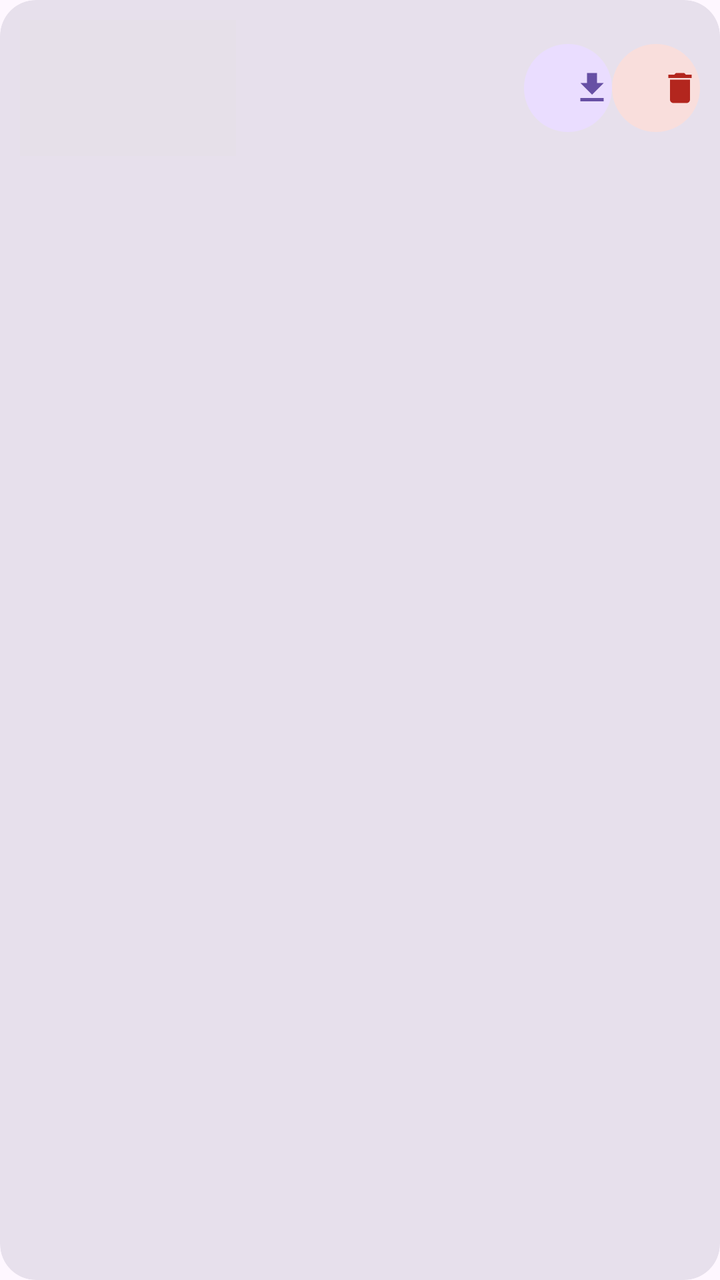
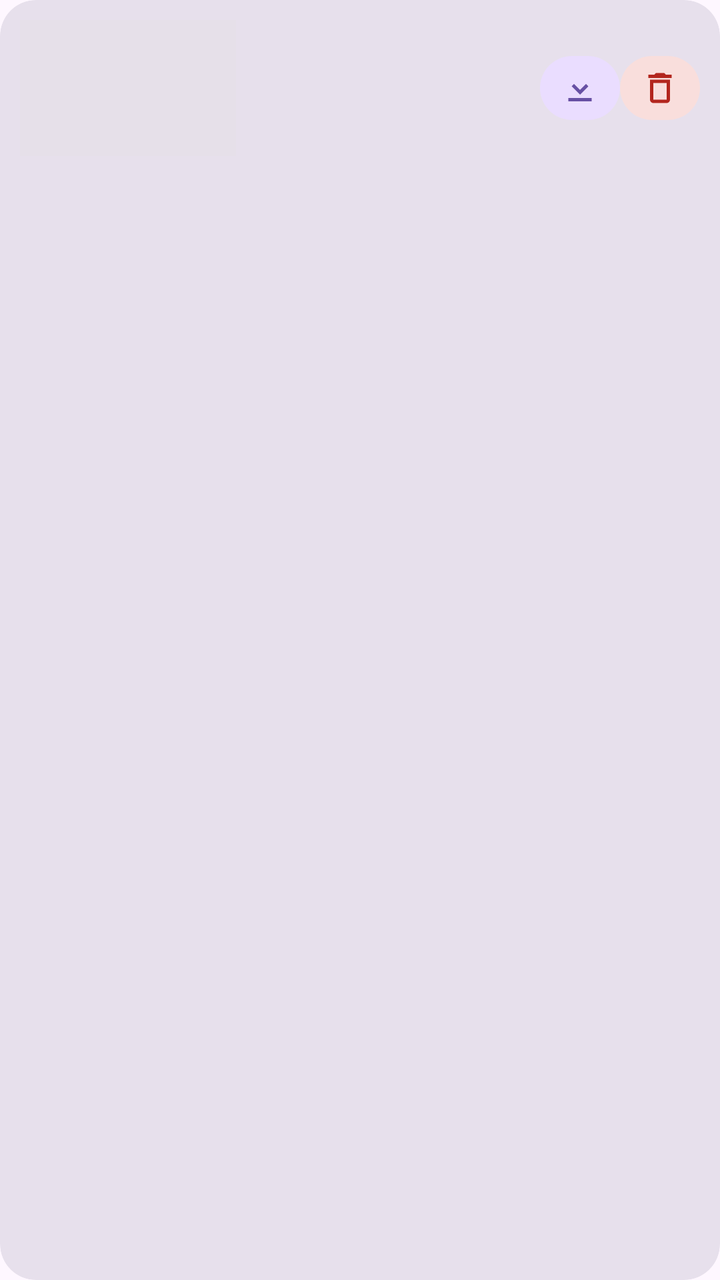

The first picture is an Android layout as it rendered before a commit; the second is the same layout after the commit. The layout source and the unified diff follow.
<!-- AndroidManifest.xml: application theme Theme.ScreenRecord -->
<!-- res/layout/item_video.xml -->
<?xml version="1.0" encoding="utf-8"?>
<com.google.android.material.card.MaterialCardView
    xmlns:android="http://schemas.android.com/apk/res/android"
    xmlns:app="http://schemas.android.com/apk/res-auto"
    android:layout_width="match_parent"
    android:layout_height="wrap_content"
    android:layout_marginHorizontal="6dp"
    android:layout_marginVertical="6dp"
    android:clickable="true"
    android:focusable="true"
    app:cardCornerRadius="18dp"
    app:cardElevation="0dp"
    app:cardBackgroundColor="?attr/colorSurfaceVariant"
    app:strokeWidth="0dp"
    app:rippleColor="?attr/colorPrimary">

    <androidx.constraintlayout.widget.ConstraintLayout
        android:layout_width="match_parent"
        android:layout_height="wrap_content"
        android:padding="10dp">

        <ImageView
            android:id="@+id/iv_thumb"
            android:layout_width="108dp"
            android:layout_height="68dp"
            android:scaleType="centerCrop"
            android:contentDescription="@string/app_name"
            android:background="?attr/colorSurfaceContainerHighest"
            app:layout_constraintStart_toStartOf="parent"
            app:layout_constraintTop_toTopOf="parent"
            app:layout_constraintBottom_toBottomOf="parent" />

        <TextView
            android:id="@+id/tv_name"
            android:layout_width="0dp"
            android:layout_height="wrap_content"
            android:layout_marginStart="14dp"
            android:layout_marginEnd="12dp"
            android:singleLine="true"
            android:ellipsize="middle"
            android:textSize="14sp"
            android:textStyle="bold"
            android:textColor="?attr/colorOnSurface"
            app:layout_constraintStart_toEndOf="@id/iv_thumb"
            app:layout_constraintEnd_toStartOf="@id/btn_export"
            app:layout_constraintTop_toTopOf="@id/iv_thumb"
            app:layout_constraintBottom_toTopOf="@id/tv_info" />

        <TextView
            android:id="@+id/tv_info"
            android:layout_width="0dp"
            android:layout_height="wrap_content"
            android:layout_marginStart="14dp"
            android:layout_marginEnd="12dp"
            android:layout_marginTop="2dp"
            android:singleLine="true"
            android:textSize="12sp"
            android:textColor="?attr/colorOnSurfaceVariant"
            app:layout_constraintStart_toEndOf="@id/iv_thumb"
            app:layout_constraintEnd_toStartOf="@id/btn_export"
            app:layout_constraintBottom_toBottomOf="@id/iv_thumb" />

        
        <com.google.android.material.button.MaterialButton
            android:id="@+id/btn_export"
            android:layout_width="44dp"
            android:layout_height="44dp"
            app:icon="@drawable/ic_export"
            app:iconSize="20dp"
            app:iconPadding="0dp"
            app:iconTint="?attr/colorPrimary"
            app:cornerRadius="22dp"
            app:backgroundTint="?attr/colorPrimaryContainer"
            app:strokeWidth="0dp"
            android:insetTop="0dp"
            android:insetBottom="0dp"
            android:insetLeft="0dp"
            android:insetRight="0dp"
            app:layout_constraintEnd_toStartOf="@id/btn_delete"
            app:layout_constraintTop_toTopOf="parent"
            app:layout_constraintBottom_toBottomOf="parent" />

        
        <com.google.android.material.button.MaterialButton
            android:id="@+id/btn_delete"
            android:layout_width="44dp"
            android:layout_height="44dp"
            app:icon="@drawable/ic_delete"
            app:iconSize="20dp"
            app:iconPadding="0dp"
            app:iconTint="?attr/colorError"
            app:cornerRadius="22dp"
            app:backgroundTint="?attr/colorErrorContainer"
            app:strokeWidth="0dp"
            android:insetTop="0dp"
            android:insetBottom="0dp"
            android:insetLeft="0dp"
            android:insetRight="0dp"
            app:layout_constraintEnd_toEndOf="parent"
            app:layout_constraintTop_toTopOf="parent"
            app:layout_constraintBottom_toBottomOf="parent" />

    </androidx.constraintlayout.widget.ConstraintLayout>
</com.google.android.material.card.MaterialCardView>
<!-- resources referenced by this layout -->
<resources>
  <!-- drawable ic_delete (drawable) -->
  <?xml version="1.0" encoding="utf-8"?>
  <vector xmlns:android="http://schemas.android.com/apk/res/android"
      android:width="24dp"
      android:height="24dp"
      android:viewportWidth="24"
      android:viewportHeight="24">
      <path
          android:fillColor="#FFFFFF"
          android:pathData="M6,19c0,1.1 0.9,2 2,2h8c1.1,0 2,-0.9 2,-2V7H6v12zM19,4h-3.5l-1,-1h-5l-1,1H5v2h14V4z" />
  </vector>
  <!-- drawable ic_export (drawable) -->
  <?xml version="1.0" encoding="utf-8"?>
  <vector xmlns:android="http://schemas.android.com/apk/res/android"
      android:width="24dp"
      android:height="24dp"
      android:viewportWidth="24"
      android:viewportHeight="24">
      <path
          android:fillColor="#FFFFFF"
          android:pathData="M19,9h-4V3H9v6H5l7,7 7,-7zM5,18v2h14v-2H5z" />
  </vector>
  <string name="app_name">Root记录</string>
  <style name="Theme.ScreenRecord" parent="Theme.Material3.DayNight.NoActionBar">
          <item name="android:statusBarColor">@android:color/transparent</item>
          <item name="android:windowLightStatusBar">true</item>
          
          <item name="shapeAppearanceSmallComponent">@style/ShapeAppearance.App.SmallComponent</item>
          <item name="shapeAppearanceMediumComponent">@style/ShapeAppearance.App.MediumComponent</item>
          <item name="shapeAppearanceLargeComponent">@style/ShapeAppearance.App.LargeComponent</item>
      </style>
  <style name="ShapeAppearance.App.SmallComponent" parent="ShapeAppearance.Material3.Corner.Small">
          <item name="cornerFamily">rounded</item>
          <item name="cornerSize">12dp</item>
      </style>
  <style name="ShapeAppearance.App.MediumComponent" parent="ShapeAppearance.Material3.Corner.Medium">
          <item name="cornerFamily">rounded</item>
          <item name="cornerSize">18dp</item>
      </style>
  <style name="ShapeAppearance.App.LargeComponent" parent="ShapeAppearance.Material3.Corner.Large">
          <item name="cornerFamily">rounded</item>
          <item name="cornerSize">24dp</item>
      </style>
</resources>

<!-- the commit's change to res/layout/item_video.xml (unified diff, before → after) -->
@@ -63,19 +63,19 @@
         
         <com.google.android.material.button.MaterialButton
             android:id="@+id/btn_export"
-            android:layout_width="44dp"
-            android:layout_height="44dp"
+            android:layout_width="40dp"
+            android:layout_height="40dp"
+            android:minWidth="0dp"
+            android:minHeight="0dp"
+            android:padding="0dp"
             app:icon="@drawable/ic_export"
             app:iconSize="20dp"
             app:iconPadding="0dp"
+            app:iconGravity="textStart"
             app:iconTint="?attr/colorPrimary"
-            app:cornerRadius="22dp"
+            app:cornerRadius="20dp"
             app:backgroundTint="?attr/colorPrimaryContainer"
             app:strokeWidth="0dp"
-            android:insetTop="0dp"
-            android:insetBottom="0dp"
-            android:insetLeft="0dp"
-            android:insetRight="0dp"
             app:layout_constraintEnd_toStartOf="@id/btn_delete"
             app:layout_constraintTop_toTopOf="parent"
             app:layout_constraintBottom_toBottomOf="parent" />
@@ -83,19 +83,19 @@
         
         <com.google.android.material.button.MaterialButton
             android:id="@+id/btn_delete"
-            android:layout_width="44dp"
-            android:layout_height="44dp"
+            android:layout_width="40dp"
+            android:layout_height="40dp"
+            android:minWidth="0dp"
+            android:minHeight="0dp"
+            android:padding="0dp"
             app:icon="@drawable/ic_delete"
             app:iconSize="20dp"
             app:iconPadding="0dp"
+            app:iconGravity="textStart"
             app:iconTint="?attr/colorError"
-            app:cornerRadius="22dp"
+            app:cornerRadius="20dp"
             app:backgroundTint="?attr/colorErrorContainer"
             app:strokeWidth="0dp"
-            android:insetTop="0dp"
-            android:insetBottom="0dp"
-            android:insetLeft="0dp"
-            android:insetRight="0dp"
             app:layout_constraintEnd_toEndOf="parent"
             app:layout_constraintTop_toTopOf="parent"
             app:layout_constraintBottom_toBottomOf="parent" />
<!-- resource entries referenced after the edit -->
@@ -9,7 +9,7 @@
       android:viewportHeight="24">
       <path
           android:fillColor="#FFFFFF"
-          android:pathData="M6,19c0,1.1 0.9,2 2,2h8c1.1,0 2,-0.9 2,-2V7H6v12zM19,4h-3.5l-1,-1h-5l-1,1H5v2h14V4z" />
+          android:pathData="M6,19c0,1.1 0.9,2 2,2h8c1.1,0 2,-0.9 2,-2V7H6v12zM8,9h8v10H8V9zM19,4h-3.5l-1,-1h-5l-1,1H5v2h14V4z" />
   </vector>
   <!-- drawable ic_export (drawable) -->
   <?xml version="1.0" encoding="utf-8"?>
@@ -20,7 +20,7 @@
       android:viewportHeight="24">
       <path
           android:fillColor="#FFFFFF"
-          android:pathData="M19,9h-4V3H9v6H5l7,7 7,-7zM5,18v2h14v-2H5z" />
+          android:pathData="M12,3v10.17l3.59,-3.59L17,11l-5,5 -5,-5 1.41,-1.41L12,13.17V3zM5,18v2h14v-2H5z" />
   </vector>
   <string name="app_name">Root记录</string>
   <style name="Theme.ScreenRecord" parent="Theme.Material3.DayNight.NoActionBar">
